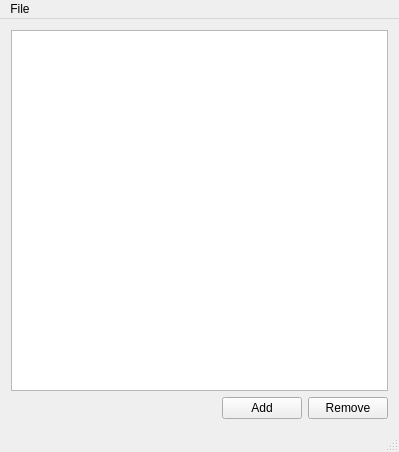
This is mainwindow.ui in GrzegorzWawszczyk/PhoneBook as Qt 5 draws it before an edit. The edited form follows.
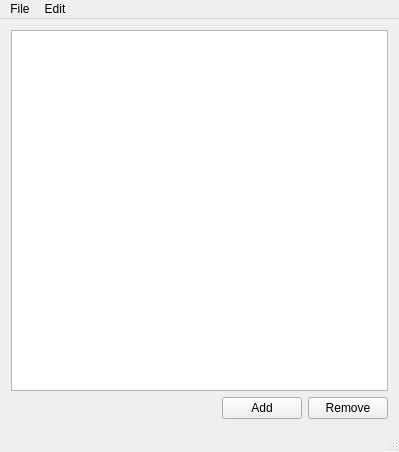
This is the edited form.

```diff
--- a/mainwindow.ui
+++ b/mainwindow.ui
@@ -67,7 +67,15 @@
     <addaction name="a_open"/>
     <addaction name="a_save"/>
    </widget>
+   <widget class="QMenu" name="menuEdit">
+    <property name="title">
+     <string>Edit</string>
+    </property>
+    <addaction name="a_edit"/>
+    <addaction name="a_removeAll"/>
+   </widget>
    <addaction name="menuFile"/>
+   <addaction name="menuEdit"/>
   </widget>
   <widget class="QStatusBar" name="statusBar"/>
   <action name="a_open">
```
Left out of the diff: 10 changed lines with no effect on the pictures.
